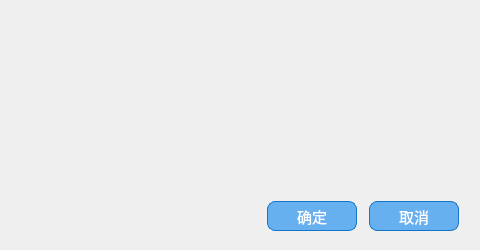
The window that ui/DialogUI.ui (wang520-chao/NjtechAutoLogin) describes before a commit, drawn with Qt 5; both pictures show x 220 to 700 and y 0 to 250 of the 700 by 250 pixel window.
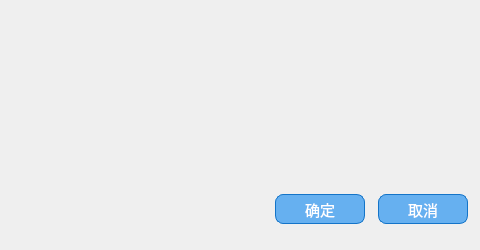
The same window after the commit. Icons and pictures are not drawn.

What changed in the file:
```diff
--- a/ui/DialogUI.ui
+++ b/ui/DialogUI.ui
@@ -39,43 +39,15 @@
     padding-top:3px;
 }</string>
   </property>
-  <layout class="QVBoxLayout" name="verticalLayout" stretch="10,3">
-   <property name="spacing">
-    <number>0</number>
-   </property>
-   <property name="leftMargin">
-    <number>0</number>
-   </property>
-   <property name="topMargin">
-    <number>0</number>
-   </property>
-   <property name="rightMargin">
-    <number>0</number>
-   </property>
-   <property name="bottomMargin">
-    <number>0</number>
-   </property>
-   <item>
-    <widget class="QTextBrowser" name="textBrowser">
-     <property name="minimumSize">
-      <size>
-       <width>0</width>
-       <height>0</height>
-      </size>
-     </property>
-     <property name="styleSheet">
-      <string notr="true">QTextBrowser {
-	background: transparent;
-	border:0px;
-}</string>
-     </property>
-     <property name="documentTitle">
-      <string/>
-     </property>
-    </widget>
-   </item>
-   <item>
     <widget class="QWidget" name="widget" native="true">
+   <property name="geometry">
+    <rect>
+     <x>0</x>
+     <y>194</y>
+     <width>700</width>
+     <height>56</height>
+    </rect>
+   </property>
      <layout class="QVBoxLayout" name="verticalLayout_2">
       <item>
        <layout class="QHBoxLayout" name="horizontalLayout" stretch="40,6,1,6,1">
@@ -203,8 +175,54 @@
       </item>
      </layout>
     </widget>
-   </item>
-  </layout>
+  <widget class="QWidget" name="layoutWidget">
+   <property name="geometry">
+    <rect>
+     <x>0</x>
+     <y>0</y>
+     <width>701</width>
+     <height>202</height>
+    </rect>
+   </property>
+   <layout class="QHBoxLayout" name="horizontalLayout_2" stretch="2,5">
+    <item>
+     <widget class="QLabel" name="label">
+      <property name="text">
+       <string/>
+      </property>
+      <property name="pixmap">
+       <pixmap resource="resource/resource.qrc">:/应用图标/com-icon/download.png</pixmap>
+      </property>
+     </widget>
+    </item>
+    <item>
+     <widget class="QTextBrowser" name="textbrow_info">
+      <property name="minimumSize">
+       <size>
+        <width>0</width>
+        <height>0</height>
+       </size>
+      </property>
+      <property name="font">
+       <font>
+        <family>Yu Gothic UI Light</family>
+        <pointsize>11</pointsize>
+       </font>
+      </property>
+      <property name="styleSheet">
+       <string notr="true">QTextBrowser {
+	background: transparent;
+	border:0px;
+}</string>
+      </property>
+      <property name="documentTitle">
+       <string/>
+      </property>
+     </widget>
+    </item>
+   </layout>
+  </widget>
+  <zorder>layoutWidget</zorder>
   <zorder>widget</zorder>
   <zorder>textBrowser</zorder>
  </widget>
```
Left out of the diff: 13 changed lines with no effect on the pictures. Lines whose indentation alone changed are shown as unchanged.
